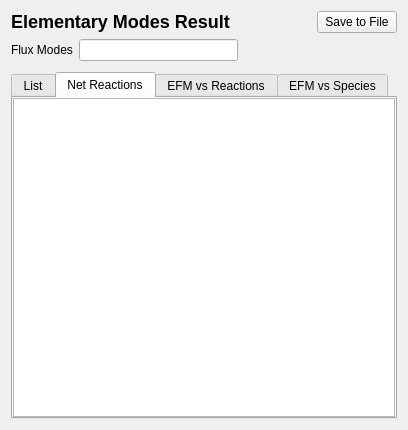
Above: copasi/UI/CQEFMResultWidget.ui from copasi/COPASI before the change. Below: the same form after it.
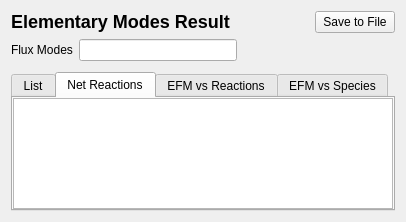
That is the form after the change. The open tabs and pages were chosen to show the change. Custom widgets are drawn as their Qt base class.

Commit message: Fixed Bug 1670. Manual resizing of columns is now enabled.

What changed in the file:
```diff
--- a/copasi/UI/CQEFMResultWidget.ui
+++ b/copasi/UI/CQEFMResultWidget.ui
@@ -19,8 +19,8 @@
    <rect>
     <x>0</x>
     <y>0</y>
-    <width>408</width>
-    <height>430</height>
+    <width>406</width>
+    <height>222</height>
    </rect>
   </property>
   <property name="windowTitle">
@@ -116,6 +116,15 @@
       </attribute>
      </widget>
      <widget class="QTableView" name="mpNetReactions">
+      <property name="alternatingRowColors">
+       <bool>true</bool>
+      </property>
+      <property name="horizontalScrollMode">
+       <enum>QAbstractItemView::ScrollPerPixel</enum>
+      </property>
+      <property name="sortingEnabled">
+       <bool>true</bool>
+      </property>
       <attribute name="title">
        <string>Net Reactions</string>
       </attribute>
```
Left out of the diff: 27 changed lines with no effect on the pictures. The commit also changes 4 other files.
